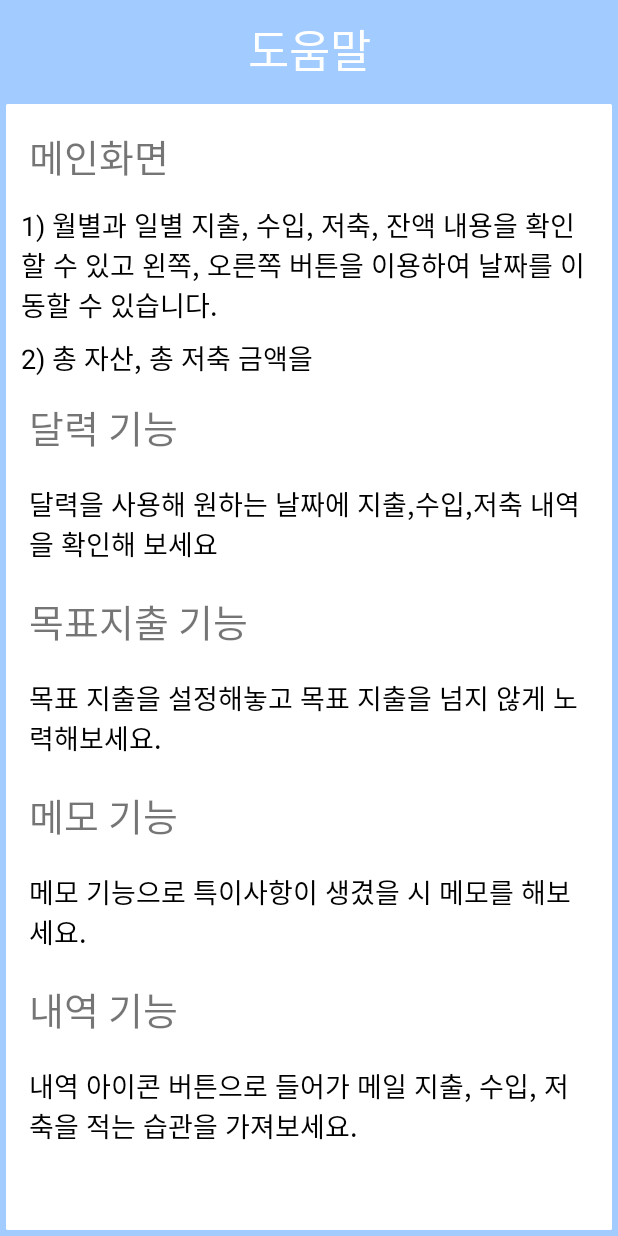
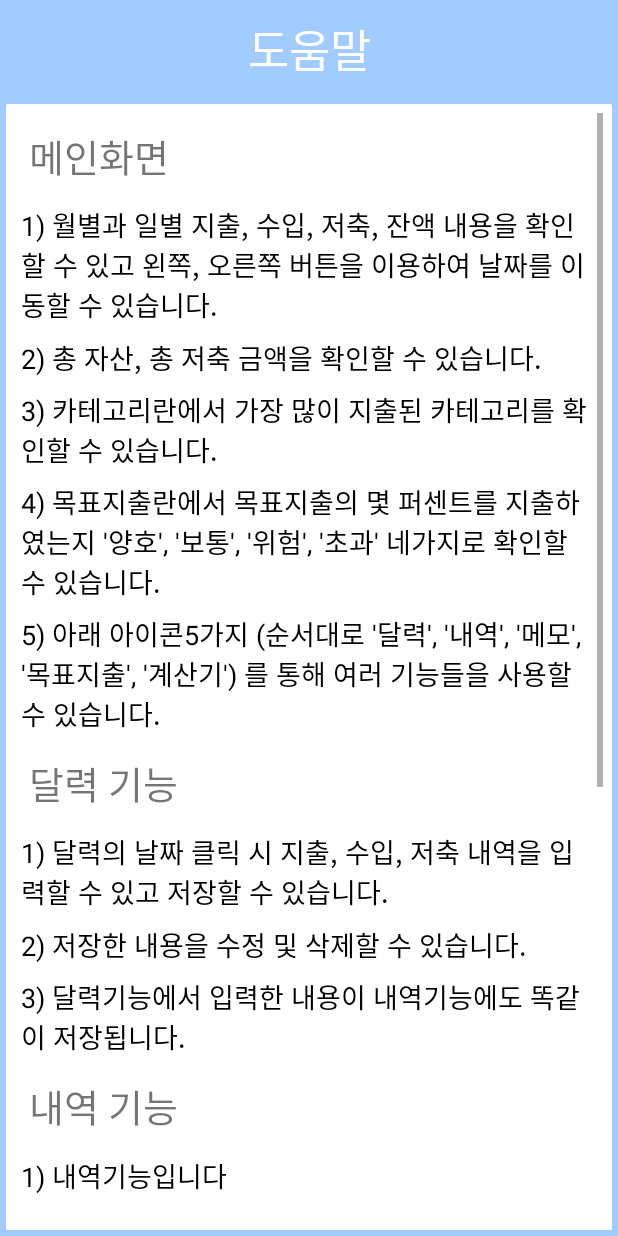
Before and after one commit to tmdngk0314/BlueAccountBook, an Android app: the Information screen opened directly, with no data from a screen before it, on a phone screen of 412 x 824 dp. Run offline under Robolectric (Android 15) with nearby library versions, the light colour scheme and no system bars.

Commit message:
도움말 디자인 수정중

```diff
--- a/app/src/main/res/layout/information.xml
+++ b/app/src/main/res/layout/information.xml
@@ -41,7 +41,28 @@
                 <TextView
                     android:layout_width="wrap_content"
                     android:layout_height="wrap_content"
-                    android:text="2) 총 자산, 총 저축 금액을 "
+                    android:text="2) 총 자산, 총 저축 금액을 확인할 수 있습니다."
+                    android:textSize="18dp"
+                    android:layout_margin="4dp"
+                    android:textColor="#000000"/>
+                <TextView
+                    android:layout_width="wrap_content"
+                    android:layout_height="wrap_content"
+                    android:text="3) 카테고리란에서 가장 많이 지출된 카테고리를 확인할 수 있습니다."
+                    android:textSize="18dp"
+                    android:layout_margin="4dp"
+                    android:textColor="#000000"/>
+                <TextView
+                    android:layout_width="wrap_content"
+                    android:layout_height="wrap_content"
+                    android:text="4) 목표지출란에서 목표지출의 몇 퍼센트를 지출하였는지 '양호', '보통', '위험', '초과' 네가지로 확인할 수 있습니다."
+                    android:textSize="18dp"
+                    android:layout_margin="4dp"
+                    android:textColor="#000000"/>
+                <TextView
+                    android:layout_width="wrap_content"
+                    android:layout_height="wrap_content"
+                    android:text="5) 아래 아이콘5가지 (순서대로 '달력', '내역', '메모', '목표지출', '계산기') 를 통해 여러 기능들을 사용할 수 있습니다."
                     android:textSize="18dp"
                     android:layout_margin="4dp"
                     android:textColor="#000000"/>
@@ -54,22 +75,36 @@
                 <TextView
                     android:layout_width="wrap_content"
                     android:layout_height="wrap_content"
-                    android:text="달력을 사용해 원하는 날짜에 지출,수입,저축 내역을 확인해 보세요"
+                    android:text="1) 달력의 날짜 클릭 시 지출, 수입, 저축 내역을 입력할 수 있고 저장할 수 있습니다."
                     android:textSize="18dp"
-                    android:layout_margin="9dp"
+                    android:layout_margin="4dp"
+                    android:textColor="#000000"/>
+                <TextView
+                    android:layout_width="wrap_content"
+                    android:layout_height="wrap_content"
+                    android:text="2) 저장한 내용을 수정 및 삭제할 수 있습니다."
+                    android:textSize="18dp"
+                    android:layout_margin="4dp"
+                    android:textColor="#000000"/>
+                <TextView
+                    android:layout_width="wrap_content"
+                    android:layout_height="wrap_content"
+                    android:text="3) 달력기능에서 입력한 내용이 내역기능에도 똑같이 저장됩니다."
+                    android:textSize="18dp"
+                    android:layout_margin="4dp"
                     android:textColor="#000000"/>
                 <TextView
                     android:layout_width="match_parent"
                     android:layout_height="wrap_content"
-                    android:text="목표지출 기능"
+                    android:text="내역 기능"
                     android:textSize="25dp"
                     android:layout_margin="9dp"/>
                 <TextView
                     android:layout_width="wrap_content"
                     android:layout_height="wrap_content"
-                    android:text="목표 지출을 설정해놓고 목표 지출을 넘지 않게 노력해보세요."
+                    android:text="1) 내역기능입니다"
                     android:textSize="18dp"
-                    android:layout_margin="9dp"
+                    android:layout_margin="4dp"
                     android:textColor="#000000"/>
                 <TextView
                     android:layout_width="match_parent"
@@ -80,22 +115,56 @@
                 <TextView
                     android:layout_width="wrap_content"
                     android:layout_height="wrap_content"
-                    android:text="메모 기능으로 특이사항이 생겼을 시 메모를 해보세요."
+                    android:text="1) 메모기능입니다"
                     android:textSize="18dp"
-                    android:layout_margin="9dp"
+                    android:layout_margin="4dp"
                     android:textColor="#000000"/>
                 <TextView
                     android:layout_width="wrap_content"
                     android:layout_height="wrap_content"
-                    android:text="내역 기능"
+                    android:text="목표지출 기능"
                     android:textSize="25dp"
                     android:layout_margin="9dp"/>
                 <TextView
                     android:layout_width="wrap_content"
                     android:layout_height="wrap_content"
-                    android:text="내역 아이콘 버튼으로 들어가 메일 지출, 수입, 저축을 적는 습관을 가져보세요."
+                    android:text="1) 매월 목표지출 금액을 입력합니다."
                     android:textSize="18dp"
-                    android:layout_margin="9dp"
+                    android:layout_margin="4dp"
+                    android:textColor="#000000"/>
+                <TextView
+                    android:layout_width="wrap_content"
+                    android:layout_height="wrap_content"
+                    android:text="2) 입력한 목표지출 금액의 몇 퍼센트를 지출하였는지 나타납니다."
+                    android:textSize="18dp"
+                    android:layout_margin="4dp"
+                    android:textColor="#000000"/>
+                <TextView
+                    android:layout_width="wrap_content"
+                    android:layout_height="wrap_content"
+                    android:text="3) 목표지출액 0~40% 지출 시 '양호', 41~70% 지출 시 '보통', 71~100% 지출 시 '위험', 100% 초과 시 '초과' 이미지가 나타납니다."
+                    android:textSize="18dp"
+                    android:layout_margin="4dp"
+                    android:textColor="#000000"/>
+                <TextView
+                    android:layout_width="wrap_content"
+                    android:layout_height="wrap_content"
+                    android:text="계산기 기능"
+                    android:textSize="25dp"
+                    android:layout_margin="9dp"/>
+                <TextView
+                    android:layout_width="wrap_content"
+                    android:layout_height="wrap_content"
+                    android:text="1) 계산기 기능을 통해 금액을 쉽게 계산해서 입력할 수 있게 할 수 있습니다."
+                    android:textSize="18dp"
+                    android:layout_margin="4dp"
+                    android:textColor="#000000"/>
+                <TextView
+                    android:layout_width="wrap_content"
+                    android:layout_height="wrap_content"
+                    android:text="2) 연속으로 계산이 가능합니다."
+                    android:textSize="18dp"
+                    android:layout_margin="4dp"
                     android:textColor="#000000"/>
 
             </LinearLayout>
```
